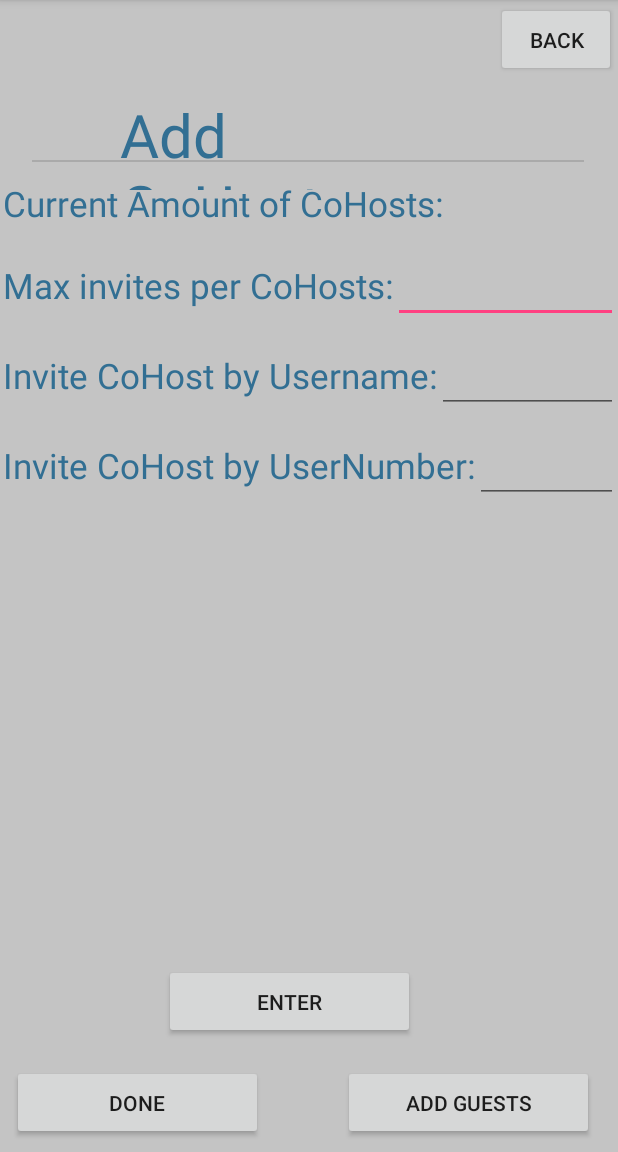
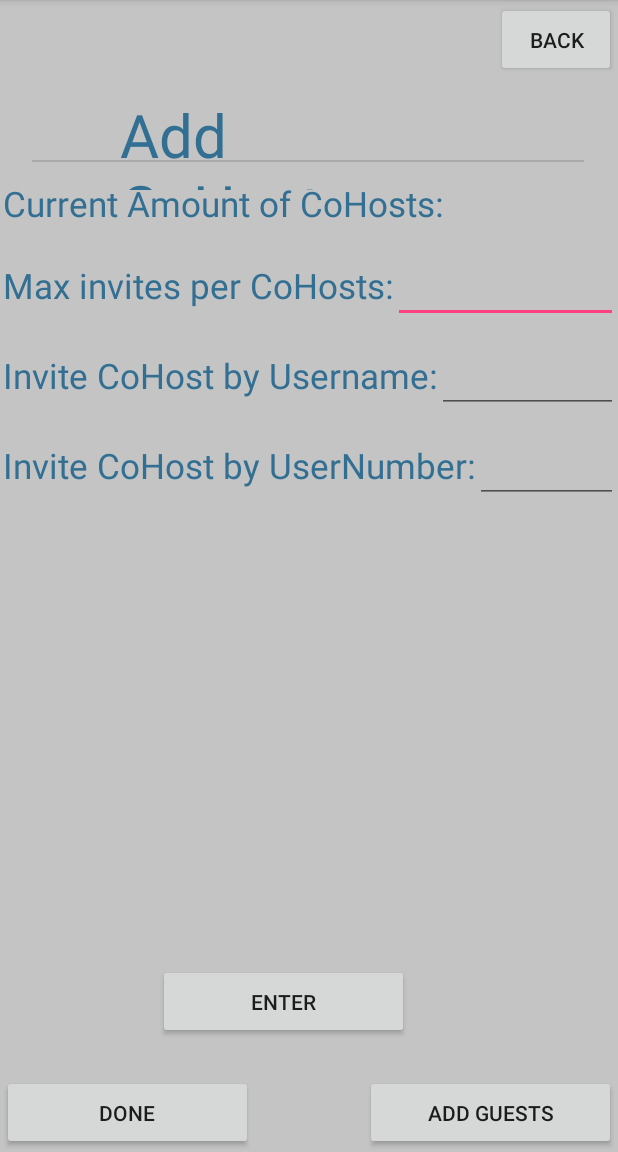
Before and after one commit to JackGuzzetta/Wristband, an Android app: the CoHost screen opened directly, with no data from a screen before it, on a phone screen of 412 x 824 dp, the part 84-1236 px from its top. Run offline under Robolectric (Android 15) with nearby library versions, the phone set to English and light mode, and no system bars; libraries missing offline, so code that uses them is left out: com.facebook, com.facebook.login.

Commit message:
changes to add_cohost

```diff
--- a/WristbandClient/app/src/main/res/layout/activity_add_cohost.xml
+++ b/WristbandClient/app/src/main/res/layout/activity_add_cohost.xml
@@ -109,13 +109,13 @@ tools:context="com.wristband.yt_b_4.wristbandclient.CoHost"
         android:id="@+id/enter"
         android:layout_width="167dp"
         android:layout_height="50dp"
-        android:layout_marginLeft="109dp"
+        android:layout_marginLeft="105dp"
         android:text="Enter"
         android:clickable="true"
         app:layout_constraintLeft_toLeftOf="parent"
         app:layout_constraintBottom_toBottomOf="parent"
         android:layout_marginBottom="75dp"
-        android:layout_marginStart="109dp"
+        android:layout_marginStart="105dp"
         />
 
     <Button
@@ -123,10 +123,10 @@ tools:context="com.wristband.yt_b_4.wristbandclient.CoHost"
         android:layout_width="167dp"
         android:layout_height="50dp"
         android:text="Add Guests"
-        android:layout_marginRight="16dp"
+        android:layout_marginRight="1dp"
         app:layout_constraintRight_toRightOf="parent"
         app:layout_constraintBottom_toBottomOf="parent"
-        android:layout_marginBottom="8dp" />
+        android:layout_marginBottom="1dp" />
 
     <Button
         android:id="@+id/done"
@@ -134,8 +134,8 @@ tools:context="com.wristband.yt_b_4.wristbandclient.CoHost"
         android:layout_height="50dp"
         android:text="Done"
         app:layout_constraintBottom_toBottomOf="parent"
-        android:layout_marginBottom="8dp"
-        android:layout_marginLeft="8dp"
+        android:layout_marginBottom="1dp"
+        android:layout_marginLeft="1dp"
         app:layout_constraintLeft_toLeftOf="parent" />
 
     <Button
```
